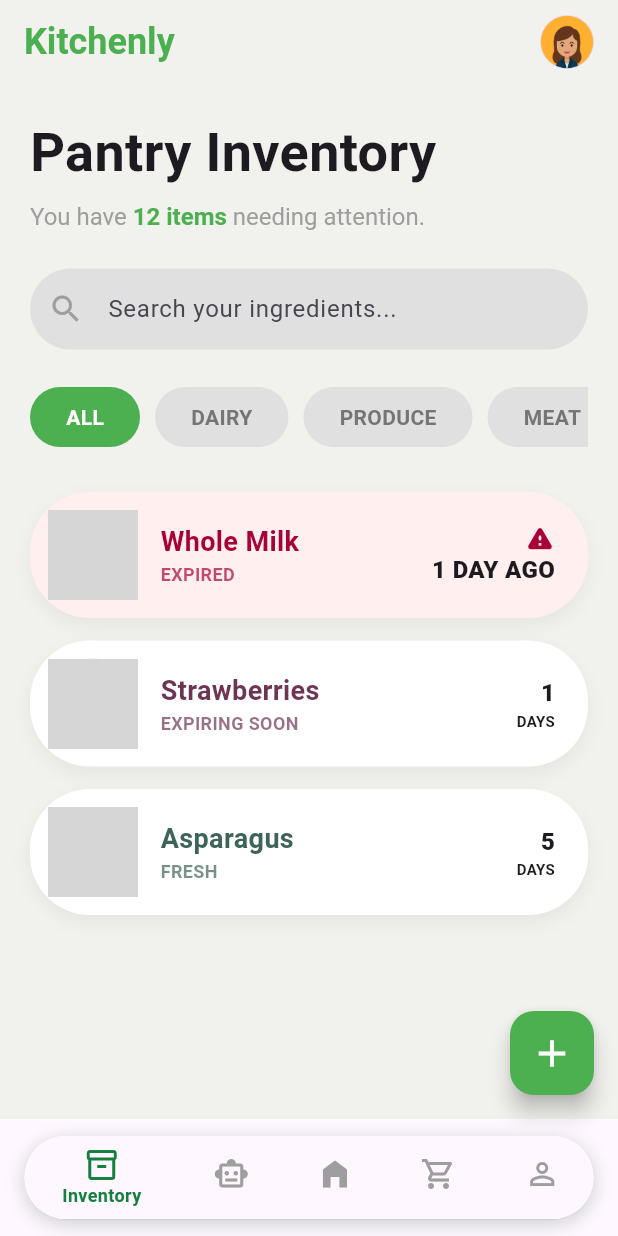
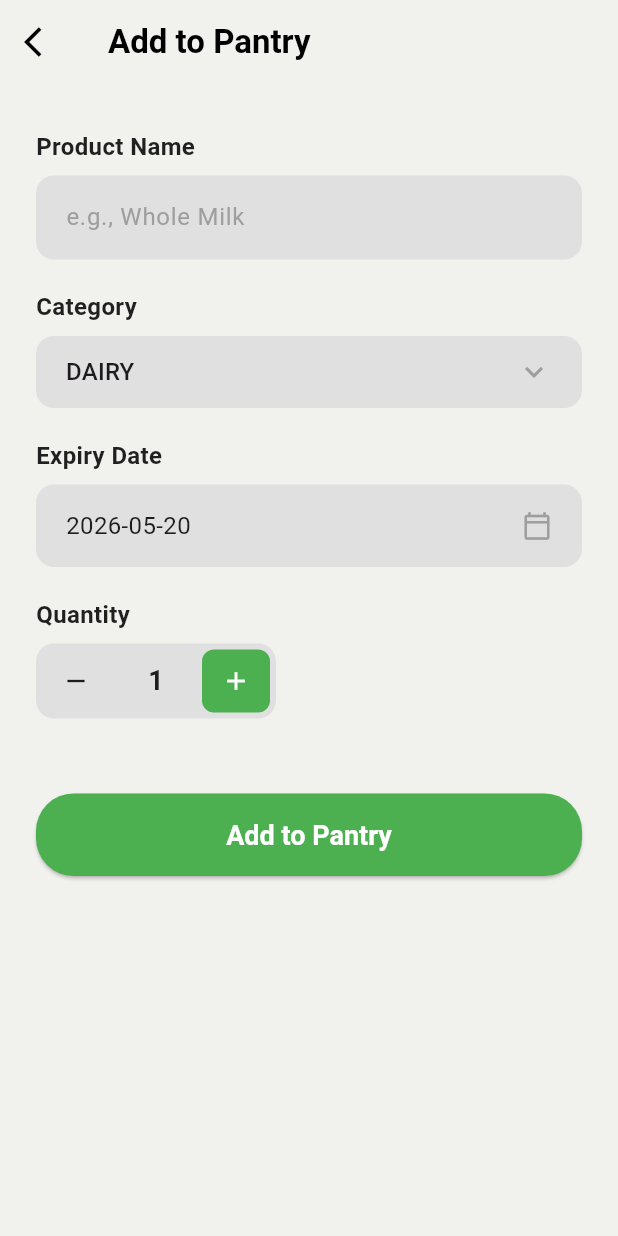
Before and after one commit to MariamElbeshbeeshy/Smart-Kitchen, a Flutter app: the screen it shows after launch, after a tap on the "add" icon, on a phone screen of 412 x 824 dp. Run offline on Flutter 3.47's test engine with Material 3 defaults, Android fonts, the phone set to English and light mode, and no system bars; our stand-ins replace bloc, flutter_bloc; grey boxes are pictures that could not be loaded.

Commit message:
Add AddItemView and related components for pantry item management

```diff
--- a/lib/main.dart
+++ b/lib/main.dart
@@ -1,5 +1,8 @@
 import 'package:flutter/material.dart';
+import 'package:smart_kitchen/helper/constants.dart';
 import 'package:smart_kitchen/views/navigation_view.dart';
+import 'package:smart_kitchen/views/pantry/add_item_view.dart';
+import 'package:smart_kitchen/views/pantry/pantry_view.dart';
 
 void main() {
   runApp(const MainApp());
@@ -10,9 +13,31 @@ class MainApp extends StatelessWidget {
 
   @override
   Widget build(BuildContext context) {
-    return const MaterialApp(
+    return MaterialApp(
       debugShowCheckedModeBanner: false,
-      home: NavigationView(),
+      theme: ThemeData(
+        primaryColor: kPrimaryColor,
+        scaffoldBackgroundColor: kBackgroundColor,
+        elevatedButtonTheme: ElevatedButtonThemeData(
+          style: ElevatedButton.styleFrom(
+            backgroundColor: kPrimaryColor,
+            foregroundColor: Colors.white,
+            shape: RoundedRectangleBorder(
+              borderRadius: BorderRadius.circular(25),
+            ),
+            textStyle: const TextStyle(
+              fontSize: 18,
+              fontWeight: FontWeight.bold,
+            ),
+          ),
+        ),
+      ),
+      routes: {
+        NavigationView.id: (context) => NavigationView(),
+        PantryInventoryScreen.id: (context) => PantryInventoryScreen(),
+        AddItemView.id: (context) => AddItemView(),
+      },
+      initialRoute: NavigationView.id,
     );
   }
 }
--- /dev/null
+++ b/lib/views/pantry/add_item_view.dart
@@ -0,0 +1,120 @@
+import 'package:flutter/material.dart';
+import 'package:smart_kitchen/helper/constants.dart';
+import 'package:smart_kitchen/widgets/category_dropdown.dart';
+import 'package:smart_kitchen/widgets/custom_text_field.dart';
+import 'package:smart_kitchen/widgets/expiry_date_picker.dart';
+import 'package:smart_kitchen/widgets/quantity_counter.dart';
+
+class AddItemView extends StatefulWidget {
+  const AddItemView({super.key});
+  static String id = 'add item view';
+
+  @override
+  State<AddItemView> createState() => _AddItemViewState();
+}
+
+class _AddItemViewState extends State<AddItemView> {
+  final _formKey = GlobalKey<FormState>();
+  final _nameController = TextEditingController();
+  final _quantityController = TextEditingController();
+  int _quantity = 1;
+
+  String _selectedCategory = 'DAIRY';
+  DateTime _selectedDate = DateTime.now();
+
+  @override
+  void dispose() {
+    _nameController.dispose();
+    _quantityController.dispose();
+    super.dispose();
+  }
+
+  void _submitData() {
+    if (_formKey.currentState!.validate()) {
+      Navigator.pop(context);
+    }
+  }
+
+  @override
+  Widget build(BuildContext context) {
+    return Scaffold(
+      backgroundColor: kBackgroundColor,
+      appBar: AppBar(
+        backgroundColor: Colors.transparent,
+        elevation: 0,
+        leading: IconButton(
+          icon: const Icon(Icons.arrow_back_ios, color: Colors.black),
+          onPressed: () => Navigator.pop(context),
+        ),
+        title: const Text(
+          'Add to Pantry',
+          style: TextStyle(
+            color: Colors.black,
+            fontWeight: FontWeight.bold,
+            fontSize: 22,
+          ),
+        ),
+        centerTitle: false,
+      ),
+      body: SingleChildScrollView(
+        padding: const EdgeInsets.symmetric(horizontal: 24),
+        child: Form(
+          key: _formKey,
+          child: Column(
+            crossAxisAlignment: CrossAxisAlignment.start,
+            children: [
+              const SizedBox(height: 30),
+              CustomTextField(
+                label: 'Product Name',
+                hint: 'e.g., Whole Milk',
+                controller: _nameController,
+                validator: (val) =>
+                    val!.isEmpty ? 'Please enter product name' : null,
+              ),
+              const SizedBox(height: 20),
+
+              CategoryDropdown(
+                selectedValue: _selectedCategory,
+                onChanged: (value) {
+                  setState(() {
+                    _selectedCategory = value!;
+                  });
+                },
+              ),
+              const SizedBox(height: 20),
+
+              ExpiryDatePicker(
+                selectedDate: _selectedDate,
+                onDateSelected: (date) {
+                  setState(() {
+                    _selectedDate = date;
+                  });
+                },
+              ),
+              const SizedBox(height: 20),
+              QuantityCounter(
+                value: _quantity,
+                onChanged: (newValue) {
+                  setState(() {
+                    _quantity = newValue; // تحديث القيمة محلياً عند الضغط
+                  });
+                },
+              ),
+              const SizedBox(height: 50),
+
+              SizedBox(
+                width: double.infinity,
+                height: 55,
+                child: ElevatedButton(
+                  onPressed: _submitData,
+                  style: ElevatedButton.styleFrom(),
+                  child: const Text('Add to Pantry'),
+                ),
+              ),
+            ],
+          ),
+        ),
+      ),
+    );
+  }
+}
--- a/lib/views/pantry/pantry_view.dart
+++ b/lib/views/pantry/pantry_view.dart
@@ -2,6 +2,7 @@ import 'package:flutter/material.dart';
 import 'package:flutter_bloc/flutter_bloc.dart';
 import 'package:smart_kitchen/cubits/pantry_cubit/pantry_cubit.dart';
 import 'package:smart_kitchen/helper/constants.dart';
+import 'package:smart_kitchen/views/pantry/add_item_view.dart';
 import 'package:smart_kitchen/widgets/category_filters.dart';
 import 'package:smart_kitchen/widgets/custom_appbar.dart';
 import 'package:smart_kitchen/widgets/pantry_header.dart';
@@ -10,6 +11,7 @@ import 'package:smart_kitchen/widgets/pantry_search_bar.dart';
 
 class PantryInventoryScreen extends StatelessWidget {
   const PantryInventoryScreen({super.key});
+  static String id = "Pantry View";
 
   @override
   Widget build(BuildContext context) {
@@ -19,7 +21,9 @@ class PantryInventoryScreen extends StatelessWidget {
         backgroundColor: kBackgroundColor,
         appBar: const PantryAppBar(),
         floatingActionButton: FloatingActionButton(
-          onPressed: () {},
+          onPressed: () {
+            Navigator.pushNamed(context, AddItemView.id );
+          },
           backgroundColor: kPrimaryColor,
           child: const Icon(Icons.add, color: Colors.white, size: 30),
         ),
@@ -37,11 +41,13 @@ class PantryInventoryScreen extends StatelessWidget {
                     PantrySearchBar(),
                     SizedBox(height: 25),
                     CategoryFilters(
-                    selectedCategory: state.selectedCategory,
-                    onCategoryChanged: (category) {
-                      context.read<PantryCubit>().updateFilter(category: category);
-                    },
-                  ),
+                      selectedCategory: state.selectedCategory,
+                      onCategoryChanged: (category) {
+                        context.read<PantryCubit>().updateFilter(
+                          category: category,
+                        );
+                      },
+                    ),
                     SizedBox(height: 30),
                     PantryList(items: state.filteredItems),
                   ],
--- /dev/null
+++ b/lib/widgets/category_dropdown.dart
@@ -0,0 +1,53 @@
+import 'package:flutter/material.dart';
+
+class CategoryDropdown extends StatelessWidget {
+  final String selectedValue;
+  final ValueChanged<String?> onChanged;
+
+  const CategoryDropdown({
+    super.key,
+    required this.selectedValue,
+    required this.onChanged,
+  });
+
+  final List<String> _categories = const ['DAIRY', 'PRODUCE', 'MEAT', 'BAKERY'];
+
+  @override
+  Widget build(BuildContext context) {
+    return Column(
+      crossAxisAlignment: CrossAxisAlignment.start,
+      children: [
+        const Text(
+          'Category',
+          style: TextStyle(
+            fontSize: 16,
+            fontWeight: FontWeight.bold,
+            color: Colors.black87,
+          ),
+        ),
+        const SizedBox(height: 8),
+        Container(
+          padding: const EdgeInsets.symmetric(horizontal: 20),
+          decoration: BoxDecoration(
+            color: Colors.grey[300],
+            borderRadius: BorderRadius.circular(12),
+          ),
+          child: DropdownButtonHideUnderline(
+            child: DropdownButton<String>(
+              value: selectedValue,
+              isExpanded: true,
+              icon: const Icon(Icons.keyboard_arrow_down, color: Colors.grey),
+              items: _categories.map((String category) {
+                return DropdownMenuItem<String>(
+                  value: category,
+                  child: Text(category),
+                );
+              }).toList(),
+              onChanged: onChanged,
+            ),
+          ),
+        ),
+      ],
+    );
+  }
+}
--- /dev/null
+++ b/lib/widgets/custom_text_field.dart
@@ -0,0 +1,56 @@
+import 'package:flutter/material.dart';
+
+class CustomTextField extends StatelessWidget {
+  final String label;
+  final String hint;
+  final TextEditingController controller;
+  final TextInputType keyboardType;
+  final String? Function(String?)? validator;
+
+  const CustomTextField({
+    super.key,
+    required this.label,
+    required this.hint,
+    required this.controller,
+    this.keyboardType = TextInputType.text,
+    this.validator,
+  });
+
+  @override
+  Widget build(BuildContext context) {
+    return Column(
+      crossAxisAlignment: CrossAxisAlignment.start,
+      children: [
+        Text(
+          label,
+          style: const TextStyle(
+            fontSize: 16,
+            fontWeight: FontWeight.bold,
+            color: Colors.black87,
+          ),
+        ),
+        const SizedBox(height: 8),
+        Container(
+          decoration: BoxDecoration(
+            color: Colors.grey[300],
+            borderRadius: BorderRadius.circular(12),
+          ),
+          child: TextFormField(
+            controller: controller,
+            keyboardType: keyboardType,
+            validator: validator,
+            decoration: InputDecoration(
+              hintText: hint,
+              hintStyle: const TextStyle(color: Colors.grey),
+              border: InputBorder.none,
+              contentPadding: const EdgeInsets.symmetric(
+                horizontal: 20,
+                vertical: 16,
+              ),
+            ),
+          ),
+        ),
+      ],
+    );
+  }
+}
--- /dev/null
+++ b/lib/widgets/expiry_date_picker.dart
@@ -0,0 +1,90 @@
+import 'package:flutter/material.dart';
+import 'package:smart_kitchen/helper/constants.dart';
+
+class ExpiryDatePicker extends StatelessWidget {
+  final DateTime selectedDate;
+  final ValueChanged<DateTime> onDateSelected;
+
+  const ExpiryDatePicker({
+    super.key,
+    required this.selectedDate,
+    required this.onDateSelected,
+  });
+
+  Future<void> _selectDate(BuildContext context) async {
+    final DateTime? picked = await showDatePicker(
+      context: context,
+      initialDate: selectedDate,
+      firstDate:
+          DateTime.now(),
+      lastDate: DateTime(DateTime.now().year + 5),
+
+      builder: (BuildContext context, Widget? child) {
+        return Theme(
+          data: Theme.of(context).copyWith(
+            colorScheme: const ColorScheme.light(
+              primary: kPrimaryColor,
+              onPrimary: Colors.white,
+              surface: kBackgroundColor,
+              onSurface: Colors.black87,
+            ),
+            textButtonTheme: TextButtonThemeData(
+              style: TextButton.styleFrom(
+                foregroundColor: kPrimaryColor, // لون أزرار Cancel و OK من تحت
+                textStyle: const TextStyle(fontWeight: FontWeight.bold),
+              ),
+            ),
+          ),
+          child: child!,
+        );
+      },
+    );
+    if (picked != null && picked != selectedDate) {
+      onDateSelected(picked);
+    }
+  }
+
+  @override
+  Widget build(BuildContext context) {
+    return Column(
+      crossAxisAlignment: CrossAxisAlignment.start,
+      children: [
+        const Text(
+          'Expiry Date',
+          style: TextStyle(
+            fontSize: 16,
+            fontWeight: FontWeight.bold,
+            color: Colors.black87,
+          ),
+        ),
+        const SizedBox(height: 8),
+        GestureDetector(
+          onTap: () => _selectDate(context),
+          child: Container(
+            padding: const EdgeInsets.symmetric(horizontal: 20, vertical: 16),
+            decoration: BoxDecoration(
+              color: Colors.grey[300],
+              borderRadius: BorderRadius.circular(12),
+            ),
+            child: Row(
+              mainAxisAlignment: MainAxisAlignment.spaceBetween,
+              children: [
+                Text(
+                  "${selectedDate.toLocal()}".split(
+                    ' ',
+                  )[0],
+                  style: const TextStyle(fontSize: 16, color: Colors.black87),
+                ),
+                const Icon(
+                  Icons.calendar_today_outlined,
+                  color: Colors.grey,
+                  size: 20,
+                ),
+              ],
+            ),
+          ),
+        ),
+      ],
+    );
+  }
+}
--- /dev/null
+++ b/lib/widgets/quantity_counter.dart
@@ -0,0 +1,94 @@
+import 'package:flutter/material.dart';
+import 'package:smart_kitchen/helper/constants.dart'; // للتأكد من استخدام kPrimaryColor
+
+class QuantityCounter extends StatelessWidget {
+  final int value;
+  final ValueChanged<int> onChanged;
+
+  const QuantityCounter({
+    super.key,
+    required this.value,
+    required this.onChanged,
+  });
+
+  @override
+  Widget build(BuildContext context) {
+    return Column(
+      crossAxisAlignment: CrossAxisAlignment.start,
+      children: [
+        const Text(
+          'Quantity',
+          style: TextStyle(
+            fontSize: 16,
+            fontWeight: FontWeight.bold,
+            color: Colors.black87,
+          ),
+        ),
+        const SizedBox(height: 8),
+        Container(
+          width: 160, // تحديد عرض مناسب متناسق مع الصورة
+          height: 50,
+          decoration: BoxDecoration(
+            color: Colors.grey[300], // خلفية الرمادي الفاتح
+            borderRadius: BorderRadius.circular(12),
+          ),
+          child: Row(
+            children: [
+              // زر النقصان (-)
+              Expanded(
+                child: InkWell(
+                  borderRadius: const BorderRadius.only(
+                    topLeft: Radius.circular(12),
+                    bottomLeft: Radius.circular(12),
+                  ),
+                  onTap: value > 1
+                      ? () => onChanged(value - 1)
+                      : null, // يمنع النزول عن 1
+                  child: const Center(
+                    child: Icon(Icons.remove, color: Colors.black87, size: 20),
+                  ),
+                ),
+              ),
+
+              // رقم العداد (1)
+              Expanded(
+                child: Center(
+                  child: Text(
+                    '$value',
+                    style: const TextStyle(
+                      fontSize: 18,
+                      fontWeight: FontWeight.bold,
+                      color: Colors.black87,
+                    ),
+                  ),
+                ),
+              ),
+
+              // زر الزيادة (+) الملون بلون الهوية الأخضر
+              Expanded(
+                child: Padding(
+                  padding: const EdgeInsets.all(
+                    4.0,
+                  ), // مسافة بسيطة ليعطي شكل مربع منفصل داخل الحاوية
+                  child: InkWell(
+                    onTap: () => onChanged(value + 1),
+                    child: Container(
+                      decoration: BoxDecoration(
+                        color:
+                            kPrimaryColor, // اللون الأخضر الخاص بكم #097622 أو #4caf50
+                        borderRadius: BorderRadius.circular(8),
+                      ),
+                      child: const Center(
+                        child: Icon(Icons.add, color: Colors.white, size: 20),
+                      ),
+                    ),
+                  ),
+                ),
+              ),
+            ],
+          ),
+        ),
+      ],
+    );
+  }
+}
```
